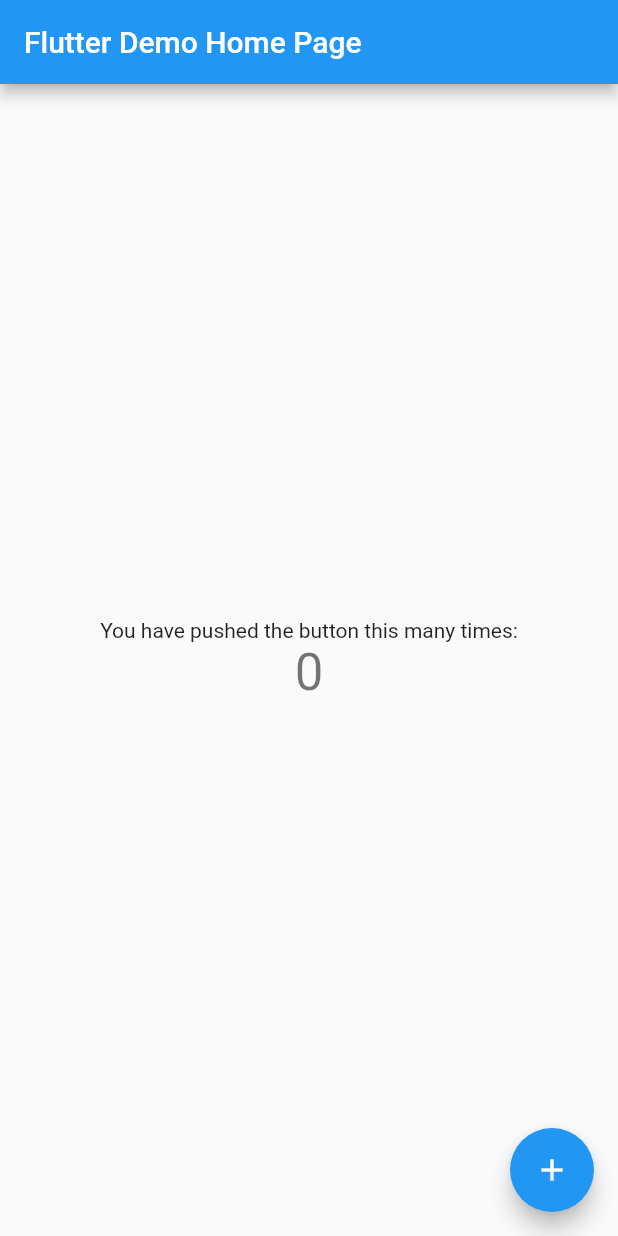
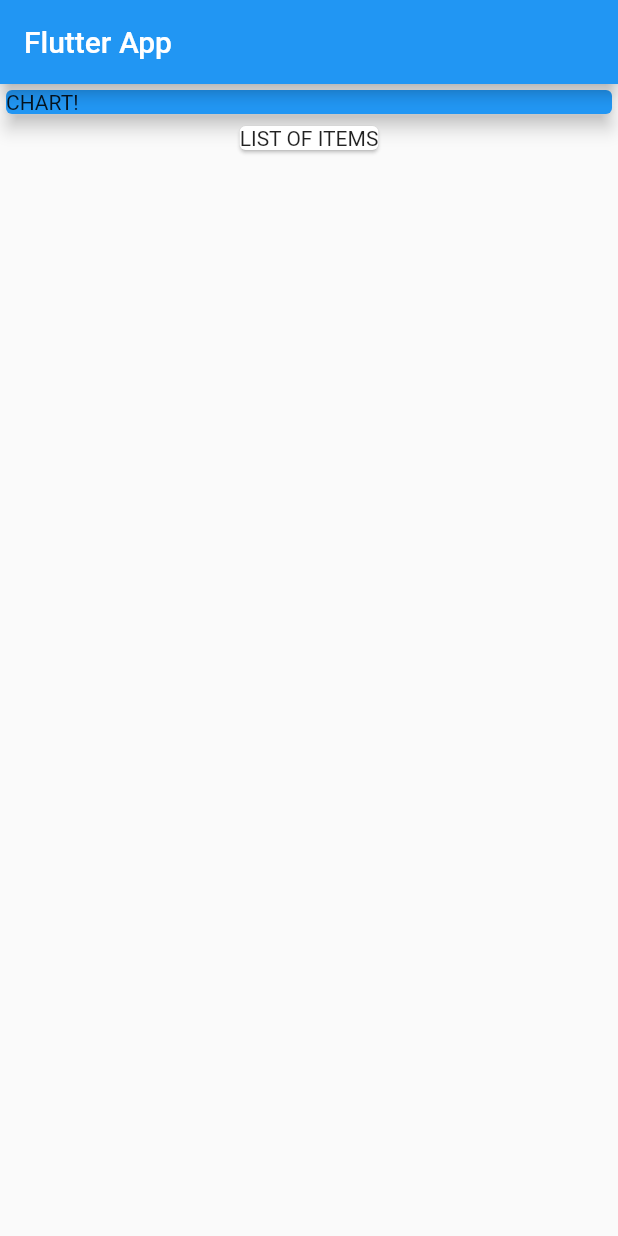
Before and after one commit to shahgauravraj/ExpenseMonitor, a Flutter app: the screen it shows after launch, on a phone screen of 412 x 824 dp. Run offline on Flutter 3.47's test engine with Material 2 defaults, Android fonts, the phone set to English and light mode, and no system bars.

Commit message:
modified main to work with columns

```diff
--- a/lib/main.dart
+++ b/lib/main.dart
@@ -1,117 +1,39 @@
 import 'package:flutter/material.dart';
 
-void main() {
-  runApp(MyApp());
-}
+void main() => runApp(MyApp());
 
 class MyApp extends StatelessWidget {
-  // This widget is the root of your application.
   @override
   Widget build(BuildContext context) {
     return MaterialApp(
-      title: 'Flutter Demo',
-      theme: ThemeData(
-        // This is the theme of your application.
-        //
-        // Try running your application with "flutter run". You'll see the
-        // application has a blue toolbar. Then, without quitting the app, try
-        // changing the primarySwatch below to Colors.green and then invoke
-        // "hot reload" (press "r" in the console where you ran "flutter run",
-        // or simply save your changes to "hot reload" in a Flutter IDE).
-        // Notice that the counter didn't reset back to zero; the application
-        // is not restarted.
-        primarySwatch: Colors.blue,
-        // This makes the visual density adapt to the platform that you run
-        // the app on. For desktop platforms, the controls will be smaller and
-        // closer together (more dense) than on mobile platforms.
-        visualDensity: VisualDensity.adaptivePlatformDensity,
-      ),
-      home: MyHomePage(title: 'Flutter Demo Home Page'),
+      title: 'Flutter App',
+      home: MyHomePage(),
     );
   }
 }
 
-class MyHomePage extends StatefulWidget {
-  MyHomePage({Key key, this.title}) : super(key: key);
-
-  // This widget is the home page of your application. It is stateful, meaning
-  // that it has a State object (defined below) that contains fields that affect
-  // how it looks.
-
-  // This class is the configuration for the state. It holds the values (in this
-  // case the title) provided by the parent (in this case the App widget) and
-  // used by the build method of the State. Fields in a Widget subclass are
-  // always marked "final".
-
-  final String title;
-
-  @override
-  _MyHomePageState createState() => _MyHomePageState();
-}
-
-class _MyHomePageState extends State<MyHomePage> {
-  int _counter = 0;
-
-  void _incrementCounter() {
-    setState(() {
-      // This call to setState tells the Flutter framework that something has
-      // changed in this State, which causes it to rerun the build method below
-      // so that the display can reflect the updated values. If we changed
-      // _counter without calling setState(), then the build method would not be
-      // called again, and so nothing would appear to happen.
-      _counter++;
-    });
-  }
-
+class MyHomePage extends StatelessWidget {
   @override
   Widget build(BuildContext context) {
-    // This method is rerun every time setState is called, for instance as done
-    // by the _incrementCounter method above.
-    //
-    // The Flutter framework has been optimized to make rerunning build methods
-    // fast, so that you can just rebuild anything that needs updating rather
-    // than having to individually change instances of widgets.
     return Scaffold(
       appBar: AppBar(
-        // Here we take the value from the MyHomePage object that was created by
-        // the App.build method, and use it to set our appbar title.
-        title: Text(widget.title),
+        title: Text('Flutter App'),
       ),
-      body: Center(
-        // Center is a layout widget. It takes a single child and positions it
-        // in the middle of the parent.
-        child: Column(
-          // Column is also a layout widget. It takes a list of children and
-          // arranges them vertically. By default, it sizes itself to fit its
-          // children horizontally, and tries to be as tall as its parent.
-          //
-          // Invoke "debug painting" (press "p" in the console, choose the
-          // "Toggle Debug Paint" action from the Flutter Inspector in Android
-          // Studio, or the "Toggle Debug Paint" command in Visual Studio Code)
-          // to see the wireframe for each widget.
-          //
-          // Column has various properties to control how it sizes itself and
-          // how it positions its children. Here we use mainAxisAlignment to
-          // center the children vertically; the main axis here is the vertical
-          // axis because Columns are vertical (the cross axis would be
-          // horizontal).
-          mainAxisAlignment: MainAxisAlignment.center,
-          children: <Widget>[
-            Text(
-              'You have pushed the button this many times:',
+      body: Column(
+        children: <Widget>[
+          Container(
+            width: double.infinity,
+            child: Card(
+              color: Colors.blue,
+              child: Text('CHART!'),
+              elevation: 5,
             ),
-            Text(
-              '$_counter',
-              style: Theme.of(context).textTheme.headline4,
-            ),
-          ],
-        ),
+          ),
+          Card(
+            child: Text('LIST OF ITEMS'),
+          ),
+        ],
       ),
-      floatingActionButton: FloatingActionButton(
-        onPressed: _incrementCounter,
-        tooltip: 'Increment',
-        child: Icon(Icons.add),
-      ), // This trailing comma makes auto-formatting nicer for build methods.
     );
   }
 }
```
